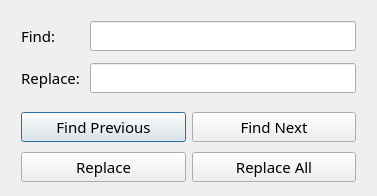
This is FrameWorkCode/textfinder.ui in UDAAN-LEAP/leap-pe-tool as Qt 5 draws it before an edit. The edited form follows.
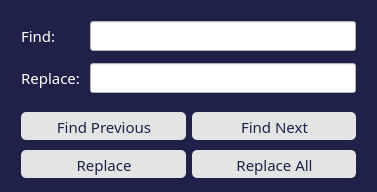
This is the edited form.

Commit message: Applied UI design and style to all sub windows

What changed in the file:
```diff
--- a/FrameWorkCode/textfinder.ui
+++ b/FrameWorkCode/textfinder.ui
@@ -23,7 +23,8 @@
    <string>Find and Replace</string>
   </property>
   <property name="styleSheet">
-   <string notr="true">font: 11pt &quot;Work Sans&quot;;</string>
+   <string notr="true">font: 11pt &quot;Work Sans&quot;; 
+background-color: rgb(32, 33, 72);</string>
   </property>
   <property name="sizeGripEnabled">
    <bool>false</bool>
@@ -59,23 +60,37 @@
        </property>
        <item row="0" column="0">
         <widget class="QLabel" name="findLabel">
+         <property name="styleSheet">
+          <string notr="true">color: rgb(255, 255, 255);</string>
+         </property>
          <property name="text">
           <string>Find:</string>
          </property>
         </widget>
        </item>
        <item row="0" column="1">
-        <widget class="QLineEdit" name="findLineEdit"/>
+        <widget class="QLineEdit" name="findLineEdit">
+         <property name="styleSheet">
+          <string notr="true">background-color: rgb(255, 255, 255); color: black;</string>
+         </property>
+        </widget>
        </item>
        <item row="1" column="0">
         <widget class="QLabel" name="replaceLabel">
+         <property name="styleSheet">
+          <string notr="true">color: rgb(255, 255, 255);</string>
+         </property>
          <property name="text">
           <string>Replace:</string>
          </property>
         </widget>
        </item>
        <item row="1" column="1">
-        <widget class="QLineEdit" name="replaceLineEdit"/>
+        <widget class="QLineEdit" name="replaceLineEdit">
+         <property name="styleSheet">
+          <string notr="true">background-color: rgb(255, 255, 255); color: black;</string>
+         </property>
+        </widget>
        </item>
       </layout>
      </item>
@@ -97,6 +112,10 @@
          </property>
          <item>
           <widget class="QPushButton" name="findPreviousButton">
+           <property name="styleSheet">
+            <string notr="true">QPushButton{background-color:rgb(227, 228, 228);border:0px; color: rgb(32, 33, 72); height:26.96px; width: 113.5px; padding-top:1px; border-radius:4.8px; padding-left:1.3px; selection-color: rgb(32, 33, 72); selection-background-color: rgb(136, 138, 133);
+} QPushButton:checked{background-color: rgb(136, 138, 133);} QPushButton:pressed {background-color: rgb(136, 138, 133);}</string>
+           </property>
            <property name="text">
             <string>Find Previous</string>
            </property>
@@ -104,6 +123,10 @@
          </item>
          <item>
           <widget class="QPushButton" name="findNextButton">
+           <property name="styleSheet">
+            <string notr="true">QPushButton{background-color:rgb(227, 228, 228);border:0px; color: rgb(32, 33, 72); height:26.96px; width: 113.5px; padding-top:1px; border-radius:4.8px; padding-left:1.3px; selection-color: rgb(32, 33, 72); selection-background-color: rgb(136, 138, 133);
+} QPushButton:checked{background-color: rgb(136, 138, 133);} QPushButton:pressed {background-color: rgb(136, 138, 133);}</string>
+           </property>
            <property name="text">
             <string>Find Next</string>
            </property>
@@ -136,6 +159,10 @@
              <bold>false</bold>
             </font>
            </property>
+           <property name="styleSheet">
+            <string notr="true">QPushButton{background-color:rgb(227, 228, 228);border:0px; color: rgb(32, 33, 72); height:26.96px; width: 113.5px; padding-top:1px; border-radius:4.8px; padding-left:1.3px; selection-color: rgb(32, 33, 72); selection-background-color: rgb(136, 138, 133);
+} QPushButton:checked{background-color: rgb(136, 138, 133);} QPushButton:pressed {background-color: rgb(136, 138, 133);}</string>
+           </property>
            <property name="text">
             <string>Replace</string>
            </property>
@@ -152,6 +179,10 @@
              <bold>false</bold>
             </font>
            </property>
+           <property name="styleSheet">
+            <string notr="true">QPushButton{background-color:rgb(227, 228, 228);border:0px; color: rgb(32, 33, 72); height:26.96px; width: 113.5px; padding-top:1px; border-radius:4.8px; padding-left:1.3px; selection-color: rgb(32, 33, 72); selection-background-color: rgb(136, 138, 133);
+} QPushButton:checked{background-color: rgb(136, 138, 133);} QPushButton:pressed {background-color: rgb(136, 138, 133);}</string>
+           </property>
            <property name="text">
             <string>Replace All</string>
            </property>
```
The commit also changes 61 other files.
